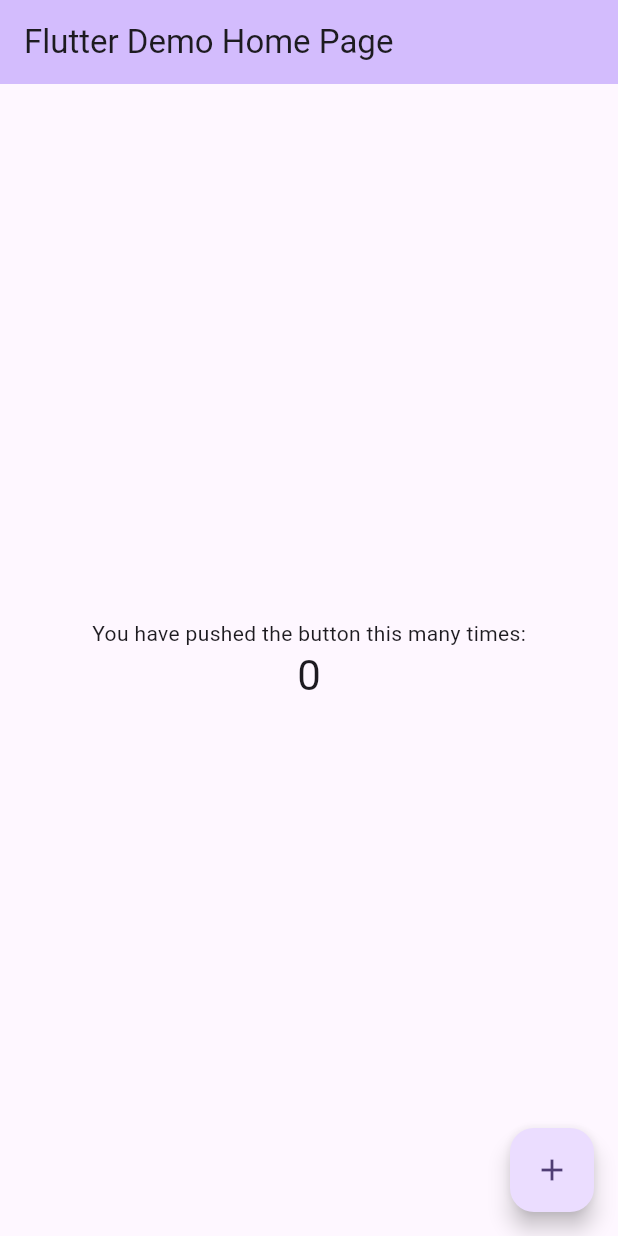
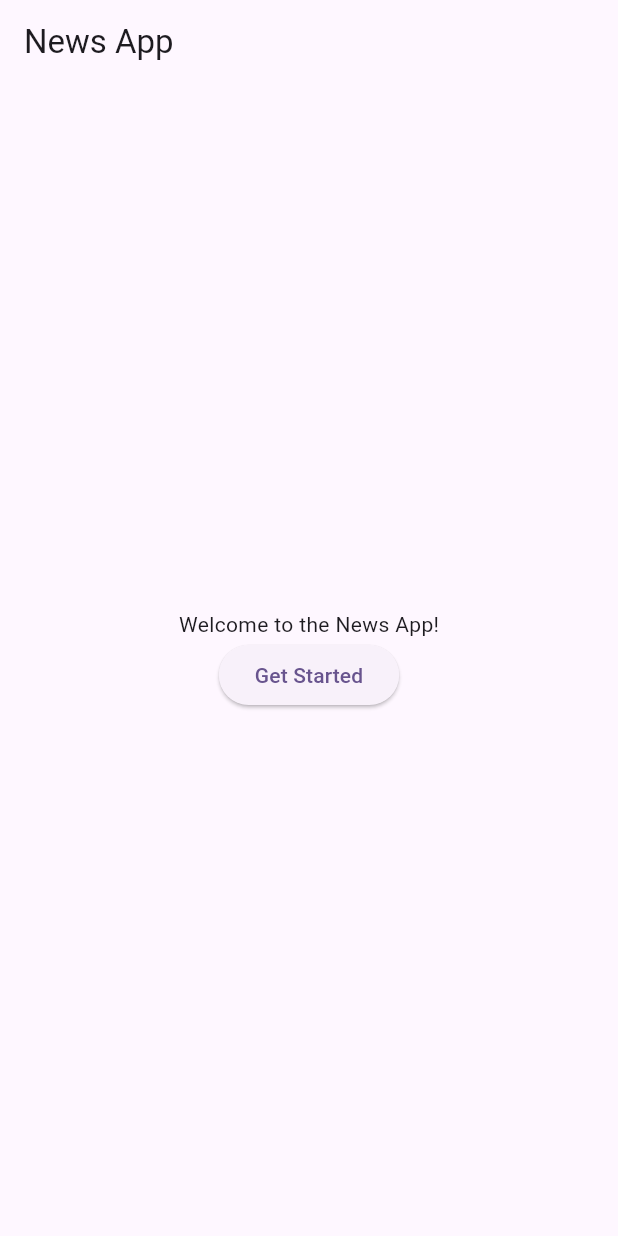
Before and after one commit to A7MADTANTAWY/news_app, a Flutter app: the screen it shows after launch, on a phone screen of 412 x 824 dp. Run offline on Flutter 3.47's test engine with Material 3 defaults, Android fonts, the phone set to English and light mode, and no system bars.

Commit message:
set up the project

```diff
--- a/lib/main.dart
+++ b/lib/main.dart
@@ -1,125 +1,22 @@
 import 'package:flutter/material.dart';
+import 'package:news_app/screens/home_page/home_page.dart';
 
 void main() {
-  runApp(const MyApp());
+  runApp(const NewsApp());
 }
 
-class MyApp extends StatelessWidget {
-  const MyApp({super.key});
+class NewsApp extends StatelessWidget {
+  const NewsApp({super.key});
 
   // This widget is the root of your application.
   @override
   Widget build(BuildContext context) {
     return MaterialApp(
-      title: 'Flutter Demo',
       theme: ThemeData(
-        // This is the theme of your application.
-        //
-        // TRY THIS: Try running your application with "flutter run". You'll see
-        // the application has a purple toolbar. Then, without quitting the app,
-        // try changing the seedColor in the colorScheme below to Colors.green
-        // and then invoke "hot reload" (save your changes or press the "hot
-        // reload" button in a Flutter-supported IDE, or press "r" if you used
-        // the command line to start the app).
-        //
-        // Notice that the counter didn't reset back to zero; the application
-        // state is not lost during the reload. To reset the state, use hot
-        // restart instead.
-        //
-        // This works for code too, not just values: Most code changes can be
-        // tested with just a hot reload.
         colorScheme: ColorScheme.fromSeed(seedColor: Colors.deepPurple),
         useMaterial3: true,
       ),
-      home: const MyHomePage(title: 'Flutter Demo Home Page'),
+      home: HomePage(),
     );
   }
 }
-
-class MyHomePage extends StatefulWidget {
-  const MyHomePage({super.key, required this.title});
-
-  // This widget is the home page of your application. It is stateful, meaning
-  // that it has a State object (defined below) that contains fields that affect
-  // how it looks.
-
-  // This class is the configuration for the state. It holds the values (in this
-  // case the title) provided by the parent (in this case the App widget) and
-  // used by the build method of the State. Fields in a Widget subclass are
-  // always marked "final".
-
-  final String title;
-
-  @override
-  State<MyHomePage> createState() => _MyHomePageState();
-}
-
-class _MyHomePageState extends State<MyHomePage> {
-  int _counter = 0;
-
-  void _incrementCounter() {
-    setState(() {
-      // This call to setState tells the Flutter framework that something has
-      // changed in this State, which causes it to rerun the build method below
-      // so that the display can reflect the updated values. If we changed
-      // _counter without calling setState(), then the build method would not be
-      // called again, and so nothing would appear to happen.
-      _counter++;
-    });
-  }
-
-  @override
-  Widget build(BuildContext context) {
-    // This method is rerun every time setState is called, for instance as done
-    // by the _incrementCounter method above.
-    //
-    // The Flutter framework has been optimized to make rerunning build methods
-    // fast, so that you can just rebuild anything that needs updating rather
-    // than having to individually change instances of widgets.
-    return Scaffold(
-      appBar: AppBar(
-        // TRY THIS: Try changing the color here to a specific color (to
-        // Colors.amber, perhaps?) and trigger a hot reload to see the AppBar
-        // change color while the other colors stay the same.
-        backgroundColor: Theme.of(context).colorScheme.inversePrimary,
-        // Here we take the value from the MyHomePage object that was created by
-        // the App.build method, and use it to set our appbar title.
-        title: Text(widget.title),
-      ),
-      body: Center(
-        // Center is a layout widget. It takes a single child and positions it
-        // in the middle of the parent.
-        child: Column(
-          // Column is also a layout widget. It takes a list of children and
-          // arranges them vertically. By default, it sizes itself to fit its
-          // children horizontally, and tries to be as tall as its parent.
-          //
-          // Column has various properties to control how it sizes itself and
-          // how it positions its children. Here we use mainAxisAlignment to
-          // center the children vertically; the main axis here is the vertical
-          // axis because Columns are vertical (the cross axis would be
-          // horizontal).
-          //
-          // TRY THIS: Invoke "debug painting" (choose the "Toggle Debug Paint"
-          // action in the IDE, or press "p" in the console), to see the
-          // wireframe for each widget.
-          mainAxisAlignment: MainAxisAlignment.center,
-          children: <Widget>[
-            const Text(
-              'You have pushed the button this many times:',
-            ),
-            Text(
-              '$_counter',
-              style: Theme.of(context).textTheme.headlineMedium,
-            ),
-          ],
-        ),
-      ),
-      floatingActionButton: FloatingActionButton(
-        onPressed: _incrementCounter,
-        tooltip: 'Increment',
-        child: const Icon(Icons.add),
-      ), // This trailing comma makes auto-formatting nicer for build methods.
-    );
-  }
-}
--- /dev/null
+++ b/lib/screens/home_page/home_page.dart
@@ -0,0 +1,30 @@
+import 'package:flutter/material.dart';
+
+class HomePage extends StatelessWidget {
+  const HomePage({super.key});
+
+  @override
+  Widget build(BuildContext context) {
+    return Scaffold(
+      appBar: AppBar(
+        title: const Text('News App'),
+      ),
+      body: Center(
+        child: Column(
+          mainAxisAlignment: MainAxisAlignment.center,
+          children: <Widget>[
+            const Text(
+              'Welcome to the News App!',
+            ),
+            ElevatedButton(
+              onPressed: () {
+                // Navigate to another screen or perform an action
+              },
+              child: const Text('Get Started'),
+            ),
+          ],
+        ),
+      ),
+    );
+  }
+}
```
Also changed, not shown: 1 other file.
